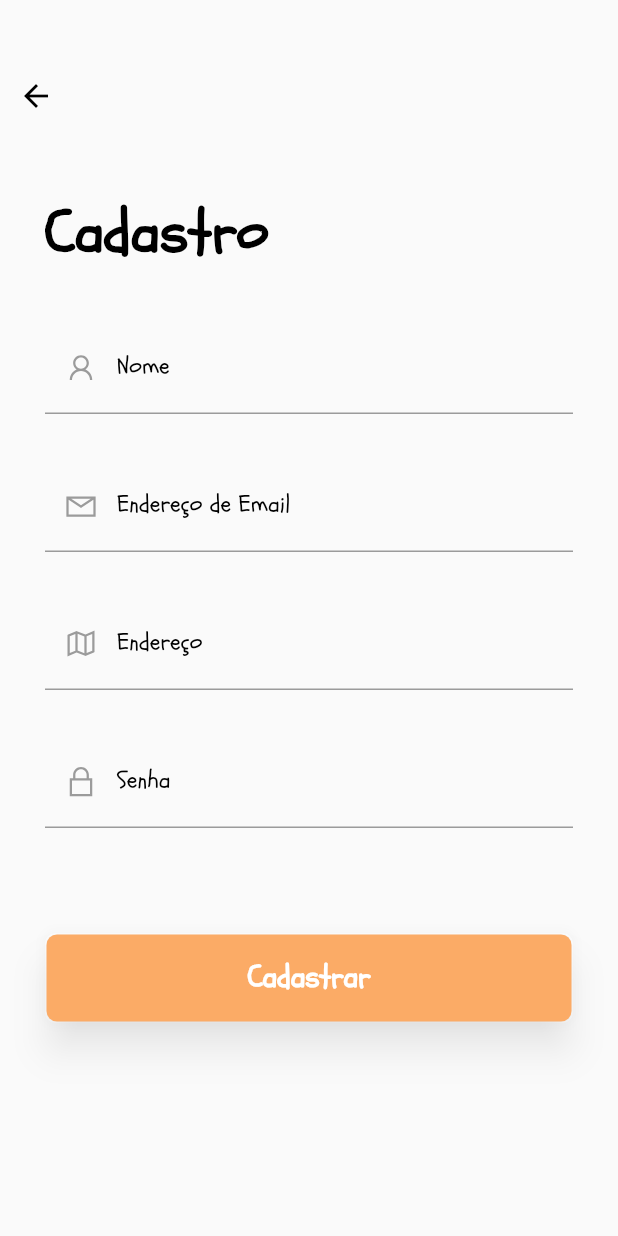
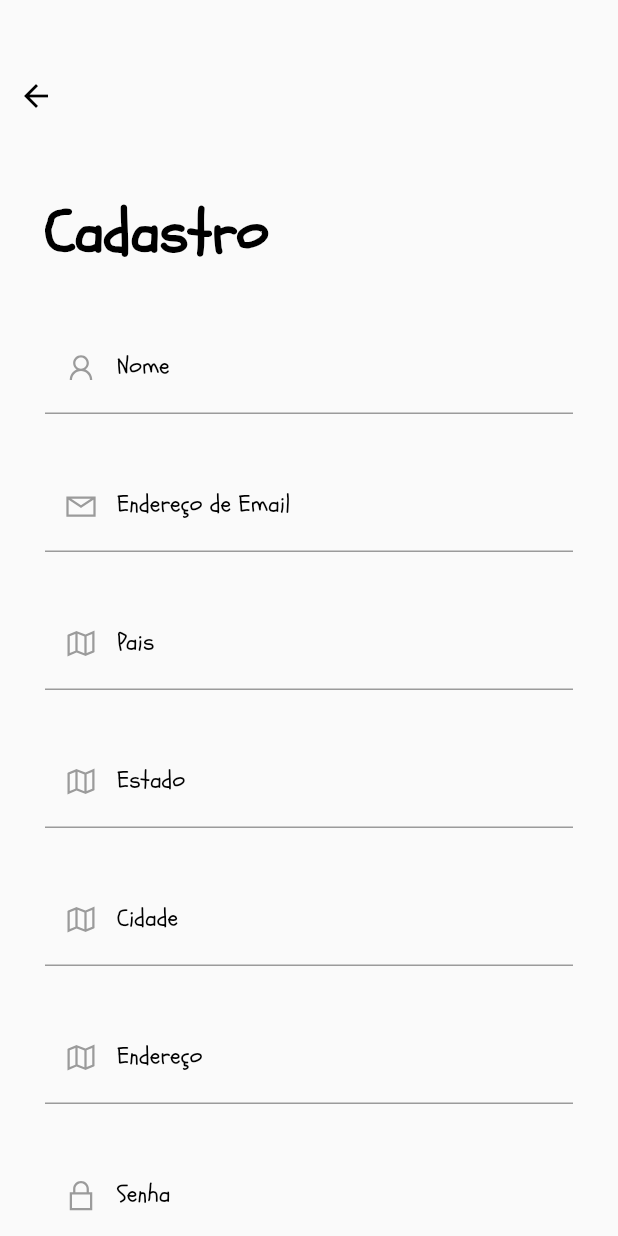
Before and after one commit to diegoantunescosta/tgApp_Fatec, a Flutter app: the RegisterPage screen opened by its route, on a phone screen of 412 x 824 dp. Run offline on Flutter 3.47's test engine with Material 2 defaults, Android fonts, the phone set to English and light mode, and no system bars; our stand-ins replace flutter_mobx, get_it, line_icons, mobx, shared_preferences; accounts and stored records are empty; generated files the repository leaves out were written again.

Commit message:
endereçuzz

```diff
--- a/lib/views/register.dart
+++ b/lib/views/register.dart
@@ -58,10 +58,17 @@ class _RegisterPageState extends State<RegisterPage> {
             formFieldSpacing,
             _email('Endereço de Email', LineIcons.envelope),
             formFieldSpacing,
-            _phone('Endereço', LineIcons.map),
+            _endereco('Pais', LineIcons.map),
+            formFieldSpacing,
+            _endereco('Estado', LineIcons.map),
+            formFieldSpacing,
+            _endereco('Cidade', LineIcons.map),
+            formFieldSpacing,
+            _endereco('Endereço', LineIcons.map),
             formFieldSpacing,
             _password('Senha', LineIcons.lock),
             formFieldSpacing,
+
           ],
         ),
       ),
@@ -220,6 +227,30 @@ class _RegisterPageState extends State<RegisterPage> {
     );
   }
 
+  Widget _endereco(String label, IconData icon) {
+    return TextFormField(
+      decoration: InputDecoration(
+        labelText: label,
+        labelStyle: TextStyle(color: Colors.black),
+        prefixIcon: Icon(
+          icon,
+          color: Colors.black38,
+        ),
+        enabledBorder: UnderlineInputBorder(
+          borderSide: BorderSide(color: Colors.black38),
+        ),
+        focusedBorder: UnderlineInputBorder(
+          borderSide: BorderSide(color: Colors.orange),
+        ),
+      ),
+      keyboardType: TextInputType.text,
+      style: TextStyle(color: Colors.black),
+      cursorColor: Colors.black,
+      obscureText: true,
+      validator: validate.name,
+    );
+  }
+
   @override
   void dispose() {
     super.dispose();
```
